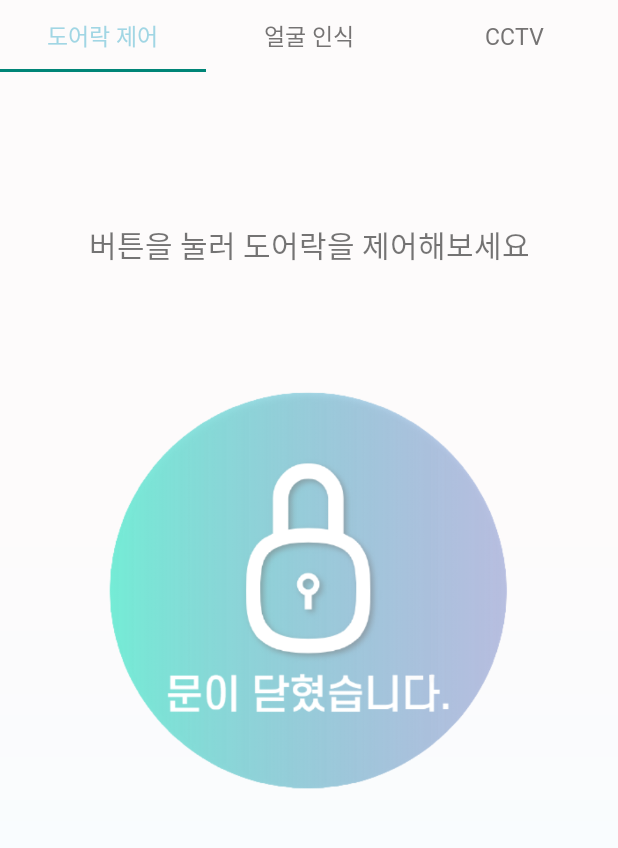
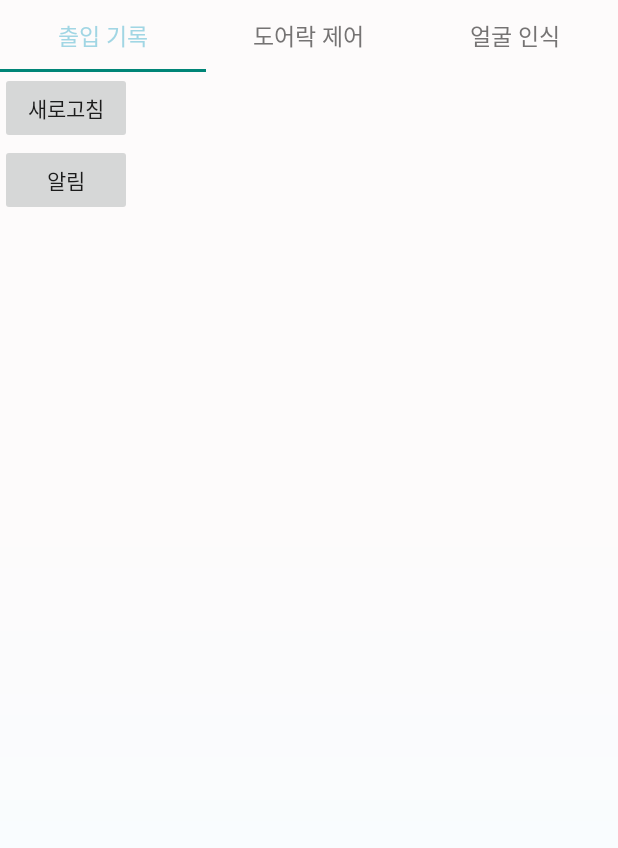
Before and after one commit to dudtjs1021ej/faceRecognition_doorlock, an Android app: the screen it shows after launch (MainActivity), on a phone screen of 412 x 824 dp, the part 84-932 px from its top. Run offline under Robolectric (Android 15) with nearby library versions, the phone set to English and light mode, and no system bars; our stand-ins replace Firebase (no records; nobody signed in at launch, a user with empty details on screens opened directly); 2 statements that could not run were skipped.

Commit message:
출입 기록 알림 사진 수정중

```diff
--- a/app/src/main/java/com/example/facerecognitionlock/Fragment_cctv.java
+++ b/app/src/main/java/com/example/facerecognitionlock/Fragment_cctv.java
@@ -4,6 +4,7 @@ import android.app.Notification;
 import android.app.NotificationChannel;
 import android.app.NotificationManager;
 import android.app.PendingIntent;
+import android.app.Service;
 import android.content.Context;
 import android.content.Intent;
 import android.graphics.Bitmap;
@@ -53,22 +54,33 @@ import static android.content.Context.NOTIFICATION_SERVICE;
 public class Fragment_cctv extends Fragment {
     Button button;
     Button alarm;
+    Boolean bAlarm;
 
+    //Boolean data_alarm=false;
     String imgUrl=null;
+    String imgUrl2 = null;
     String visitTime=null;
+    String visitTime2=null;
     int nSize=100;
    // NotificationManager manager;
     NotificationCompat.Builder builder;
     NotificationCompat.BigPictureStyle style;
+    NotificationManager notificationManager;
+
+    Intent push;
+    PendingIntent fullScreenPendingIntent;
+    Context thisContext;
     //private static String CHANNEL_ID = "channel1";
     //private static String CHANEL_NAME = "Channel1";
 
     private RecyclerView recyclerView;
     private RecyclerView.Adapter adapter;
     private RecyclerView.LayoutManager layoutManager;
-    private ArrayList<Visitors> arrayList;
+    private ArrayList<Visitors> arrayList=new ArrayList<>();
     private FirebaseDatabase database;
     private DatabaseReference databaseReference;
+
+
 
     public Fragment_cctv() {
         // Required empty public constructor
@@ -77,8 +89,7 @@ public class Fragment_cctv extends Fragment {
     @Override
     public View onCreateView(LayoutInflater inflater, ViewGroup container,
                              Bundle savedInstanceState) {
-        ViewGroup view=(ViewGroup)inflater.inflate(R.layout.fragment_cctv, container, false);
-
+        View view=inflater.inflate(R.layout.fragment_cctv, container, false);
         button=(Button)view.findViewById(R.id.button);
         alarm=(Button)view.findViewById(R.id.alarm);
         recyclerView=view.findViewById(R.id.recyclerview);
@@ -86,46 +97,111 @@ public class Fragment_cctv extends Fragment {
         recyclerView.setHasFixedSize(true);
         layoutManager=new LinearLayoutManager(getActivity());
         recyclerView.setLayoutManager(layoutManager);
-        arrayList=new ArrayList<>();
-        visitorList();
 
-        PendingIntent plntent = PendingIntent.getActivity(getActivity(), 0, new Intent(getActivity().getApplicationContext(), MainActivity.class), PendingIntent.FLAG_UPDATE_CURRENT);
-        builder = new NotificationCompat.Builder(getActivity(), "channel1")
-                .setOngoing(true) //노티피케이션유지
-                .setSmallIcon(R.drawable.ic_launcher_background)
-                .setContentTitle("주문알림")
-                .setContentText("주문이 들어왔어요")
-                .setDefaults(Notification.DEFAULT_SOUND)
-                //.setLargeIcon(mLamg)
-                .setPriority(NotificationCompat.PRIORITY_DEFAULT)
-                .setAutoCancel(true)
-                .setContentIntent(plntent);
+        //visitorList();
+        thisContext = container.getContext();
 
-        //System.out.println("testtest"+arrayList.get(0).toString());
-/*
-        FirebaseStorage storage = FirebaseStorage.getInstance();
-        StorageReference storageReference = storage.getReferenceFromUrl("gs://fir-connjava.appspot.com");
+        //visitorList
+        /*database=FirebaseDatabase.getInstance(); //파이어베이스 데이터베이스 연동
+        databaseReference=database.getReference("Visitors"); //DB연결
+        databaseReference.addListenerForSingleValueEvent(new ValueEventListener() {
+            @Override
+            public void onDataChange(@NonNull DataSnapshot dataSnapshot) {
+                //파이어베이스 데이터베이스 get
+                arrayList.clear(); //기존 배열리스트 초기화
 
-        //다운로드할 파일을 가르키는 참조 만들기
-        StorageReference pathReference = storageReference.child("visitors/visitor.jpg");
+                for(DataSnapshot snapshot1 : dataSnapshot.getChildren()){ //realtime database의 Visitors에 가서 모든 항목 다 가져옴
+                    Visitors visitor=snapshot1.getValue(Visitors.class);
+                    arrayList.add(visitor);
+                    //System.out.println("testtest"+arrayList.get(0).toString());
+                }
+                //adapter.notifyDataSetChanged();
 
-        //Url을 다운받기
-        pathReference.getDownloadUrl().addOnSuccessListener(new OnSuccessListener<Uri>() {
-            @Override
-            public void onSuccess(Uri uri) {
-                Toast.makeText(getActivity().getApplicationContext(), "다운로드 성공 : "+ uri, Toast.LENGTH_SHORT).show();
-               // inputName.setText(uri.toString());
+                for(Visitors item:arrayList){
+                    imgUrl2 = item.getprofile();
+                    visitTime2 = item.getTime();
+                    //System.out.println("사진: "+item.getprofile()+" 시간 : "+item.getTime());
+                    System.out.println("사진3: "+ imgUrl2 +" 시간3: "+visitTime2);
+                }
 
             }
-        }).addOnFailureListener(new OnFailureListener() {
+
             @Override
-            public void onFailure(@NonNull Exception e) {
-                Toast.makeText(getActivity().getApplicationContext(), "다운로드 실패", Toast.LENGTH_SHORT).show();
+            public void onCancelled(@NonNull DatabaseError error) {
+                //db가져올 떄 에러가 난 경우
+                Log.e("MainActivity", String.valueOf(error.toException()));
+
             }
         });
-        //----storage에서 이미지 불러오기---------------------------------------------------------
+        adapter=new CustomAdapter(arrayList,getActivity());
+        recyclerView.setAdapter(adapter);*/
+        DatabaseReference mRootRef = FirebaseDatabase.getInstance().getReference();
+        DatabaseReference conditionRef = mRootRef.child("alarm");
+        conditionRef.addValueEventListener(new ValueEventListener() {
+            @Override
+            public void onDataChange(@NonNull DataSnapshot snapshot) {
+                bAlarm=snapshot.getValue(Boolean.class);
+                System.out.println("bAlarm:" + bAlarm);
+                System.out.println("type" + bAlarm.getClass().getName());
+               // visitorList();
+                if(bAlarm == true) {
+                    //alarmNotification2();
+                    //Alarm
+                    //visitorList();
 
- */
+                   // System.out.println("사진: "+item.getprofile()+" 시간 : "+item.getTime());
+                    LoadImage loadImage = new LoadImage(imgUrl2);
+                    System.out.println("imgUrlllll:" + imgUrl2);
+                    Bitmap bitmap = loadImage.getBitmap();
+                    //System.out.println("imgURL:" + imgUrl);
+                    push = new Intent(thisContext, MainActivity.class);
+                    fullScreenPendingIntent = PendingIntent.getActivity(thisContext, 0, push, PendingIntent.FLAG_CANCEL_CURRENT);
+                    builder = new NotificationCompat.Builder(thisContext, "headup");
+
+                    builder.setSmallIcon(R.drawable.label);
+                    builder.setLargeIcon(bitmap);
+                    builder.setContentTitle("출입 감지");
+                    builder.setContentText(visitTime2); // 방문 시간
+                    // 사용자가 클릭시 자동 제거
+                    builder.setAutoCancel(true);
+                    // 최고 우선순위-head up
+                    builder.setPriority(Notification.PRIORITY_MAX);
+                    builder.setCategory(NotificationCompat.CATEGORY_MESSAGE);
+
+                    style = new NotificationCompat.BigPictureStyle();
+                    style.bigPicture(bitmap); // 방문자 사진
+                    //style.bigLargeIcon(null);
+                    builder.setStyle(style);
+                    builder.setFullScreenIntent(fullScreenPendingIntent, true);
+
+                    //Notification alarmingNotification = builder.build();
+
+                    //startForeground(1, alarmingNotification);
+                    // 알림 표시
+                    notificationManager = (NotificationManager) getActivity().getSystemService(Context.NOTIFICATION_SERVICE);
+                    if (Build.VERSION.SDK_INT >= Build.VERSION_CODES.O) {
+                        notificationManager.createNotificationChannel(new NotificationChannel("headup", "헤드업 채널", NotificationManager.IMPORTANCE_HIGH));
+                    }
+                    notificationManager.notify(12, builder.build());
+                    System.out.println("alarm2");
+                    bAlarm = false;
+                    conditionRef.setValue(bAlarm);
+                }
+            }
+
+            @Override
+            public void onCancelled(@NonNull DatabaseError error) {
+
+            }
+        });
+
+
+
+
+        /*if(bAlarm.equals("true")) {
+            alarmNotification2();
+            System.out.println("alarm2");
+        }*/
 
         // 새로고침버튼
         button.setOnClickListener(new View.OnClickListener(){
@@ -248,11 +324,48 @@ public class Fragment_cctv extends Fragment {
 
         builder.setStyle(style);
         // 알림 표시
-        NotificationManager notificationManager = (NotificationManager) getActivity().getSystemService(Context.NOTIFICATION_SERVICE);
+        notificationManager = (NotificationManager) getActivity().getSystemService(Context.NOTIFICATION_SERVICE);
         if (Build.VERSION.SDK_INT >= Build.VERSION_CODES.O) {
             notificationManager.createNotificationChannel(new NotificationChannel("default", "기본 채널", NotificationManager.IMPORTANCE_DEFAULT));
         }
 
         notificationManager.notify(1, builder.build());
     }
+
+    public void alarmNotification2() {
+        LoadImage loadImage = new LoadImage(imgUrl);
+        Bitmap bitmap = loadImage.getBitmap();
+        //System.out.println("imgURL:" + imgUrl);
+        push = new Intent(thisContext, MainActivity.class);
+        fullScreenPendingIntent = PendingIntent.getActivity(thisContext, 0, push, PendingIntent.FLAG_CANCEL_CURRENT);
+        builder = new NotificationCompat.Builder(thisContext, "headup");
+
+        builder.setSmallIcon(R.drawable.label);
+        builder.setLargeIcon(bitmap);
+        builder.setContentTitle("출입 감지");
+        builder.setContentText(visitTime); // 방문 시간
+        // 사용자가 클릭시 자동 제거
+        builder.setAutoCancel(true);
+        // 최고 우선순위-head up
+        builder.setPriority(Notification.PRIORITY_MAX);
+        builder.setCategory(NotificationCompat.CATEGORY_MESSAGE);
+
+        style = new NotificationCompat.BigPictureStyle();
+        style.bigPicture(bitmap); // 방문자 사진
+        //style.bigLargeIcon(null);
+        builder.setStyle(style);
+        builder.setFullScreenIntent(fullScreenPendingIntent, true);
+
+        //Notification alarmingNotification = builder.build();
+
+        //startForeground(1, alarmingNotification);
+        // 알림 표시
+        notificationManager = (NotificationManager) getActivity().getSystemService(Context.NOTIFICATION_SERVICE);
+        if (Build.VERSION.SDK_INT >= Build.VERSION_CODES.O) {
+            notificationManager.createNotificationChannel(new NotificationChannel("headup", "헤드업 채널", NotificationManager.IMPORTANCE_HIGH));
+        }
+
+        notificationManager.notify(12, builder.build());
+    }
+
 }
--- a/app/src/main/java/com/example/facerecognitionlock/MainActivity.java
+++ b/app/src/main/java/com/example/facerecognitionlock/MainActivity.java
@@ -22,6 +22,11 @@ import android.widget.Toast;
 
 import com.google.android.material.navigation.NavigationView;
 import com.google.android.material.tabs.TabLayout;
+import com.google.firebase.database.DataSnapshot;
+import com.google.firebase.database.DatabaseError;
+import com.google.firebase.database.DatabaseReference;
+import com.google.firebase.database.FirebaseDatabase;
+import com.google.firebase.database.ValueEventListener;
 
 import java.util.ArrayList;
 
@@ -29,10 +34,13 @@ import java.util.ArrayList;
 
 public class MainActivity extends AppCompatActivity
     implements NavigationView.OnNavigationItemSelectedListener {
+
     DrawerLayout drawerLayout;
     NavigationView navigationView;
     ActionBarDrawerToggle drawerToggle;
     Toolbar toolbar;
+
+    Boolean data_alarm=false;
 
     @Override
     protected void onCreate(Bundle savedInstanceState) {
@@ -59,6 +67,20 @@ public class MainActivity extends AppCompatActivity
 
         tabLayout.setTabTextColors(Color.parseColor("#757373"), Color.parseColor("#a1d6e4")); //탭바 글씨색, 선택된색
 
+        DatabaseReference mRootRef = FirebaseDatabase.getInstance().getReference();
+        DatabaseReference conditionRef = mRootRef.child("door");
+        /*conditionRef.addValueEventListener(new ValueEventListener() {
+            @Override
+            public void onDataChange(@NonNull DataSnapshot snapshot) {
+                data_alarm=snapshot.getValue(Boolean.class);
+                System.out.println("data_alarm"+data_alarm);
+            }
+
+            @Override
+            public void onCancelled(@NonNull DatabaseError error) {
+
+            }
+        });*/
     }
 
 
--- a/app/src/main/java/com/example/facerecognitionlock/VAdapter.java
+++ b/app/src/main/java/com/example/facerecognitionlock/VAdapter.java
@@ -21,12 +21,14 @@ public class VAdapter extends FragmentPagerAdapter {
     public VAdapter(@NonNull FragmentManager fm) {
         super(fm);
         items =new ArrayList<Fragment>();
+        items.add(new Fragment_cctv());
         items.add(new Fragment_Lock());
         items.add(new Fragment_FaceRecognition());
-        items.add(new Fragment_cctv());
+
+        itext.add("출입 기록");
         itext.add("도어락 제어");
         itext.add("얼굴 인식");
-        itext.add("CCTV");
+
 
 
     }
```
